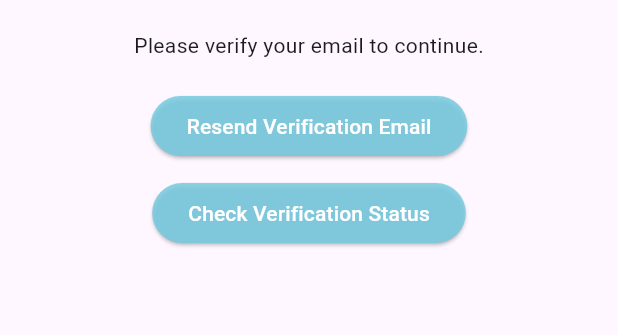
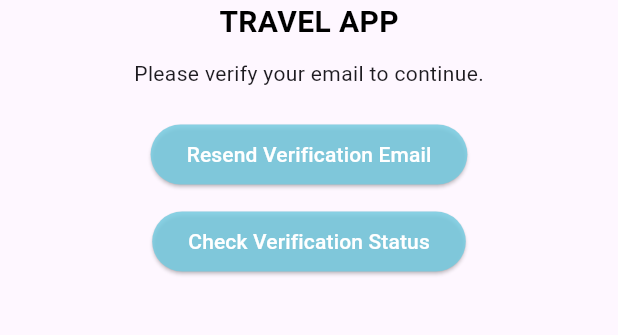
Before and after one commit to QossayAbuamriya/custommedia, a Flutter app: the EmailVerificationScreen screen opened directly, on a phone screen of 412 x 824 dp, the part 408-743 px from its top. Run offline on Flutter 3.47's test engine with Material 2 defaults, Android fonts, the phone set to English and light mode, and no system bars; our stand-ins replace cloud_firestore, firebase_auth, firebase_core, modal_progress_hud_nsn; missing offline and left inert: flutter_paypal_checkout; accounts and stored records are empty.

Commit message:
the app is done

```diff
--- a/lib/checkout.dart
+++ b/lib/common/checkout.dart
@@ -1,4 +1,5 @@
 import 'package:cloud_firestore/cloud_firestore.dart';
+import 'package:custommedia/common/reciept.dart';
 import 'package:firebase_auth/firebase_auth.dart';
 import 'package:flutter/material.dart';
 import 'package:flutter_paypal_checkout/flutter_paypal_checkout.dart';
@@ -84,6 +85,8 @@ class _CheckoutPageState extends State<CheckoutPage> {
                 onSuccess: (Map params) async {
                   print("onSuccess: $params");
                   try {
+                    Navigator.push(context,
+                        MaterialPageRoute(builder: (context) => ReceiptApp()));
                     submitRequest(widget
                         .spotid, widget.spotName, params['data']['transactions'][0]['amount']['total'] ); // Using widget.spotid to reference the spotId from the previous page
                     print('Request successfully added to Firestore');
--- a/lib/login.dart
+++ b/lib/common/login.dart
@@ -58,6 +58,10 @@ class _LoginPageState extends State<LoginPage> {
               mainAxisAlignment: MainAxisAlignment.center,
               children: [
                 Image.asset('assets/logo.png', height: 200), // Logo
+                Text("TRAVEL APP",
+                    style: TextStyle(
+                      color: Colors.black, fontSize: 20, fontWeight: FontWeight.bold
+                    )),
                 SizedBox(height: 10.0),
                 TextFormField(
                   validator: (input) {
--- a/lib/signup.dart
+++ b/lib/common/signup.dart
@@ -1,11 +1,12 @@
-import 'package:custommedia/verification.dart';
+import 'package:custommedia/common/verification.dart';
 import 'package:flutter/material.dart';
 import 'package:firebase_auth/firebase_auth.dart';
 import 'package:modal_progress_hud_nsn/modal_progress_hud_nsn.dart';
 import 'login.dart';
 
 // Define the theme colors
-const Color primaryColor = Color.fromARGB(213, 116, 203, 224); // 1. Set to light blue
+const Color primaryColor =
+    Color.fromARGB(213, 116, 203, 224); // 1. Set to light blue
 const Color secondaryColor = Colors.white;
 const Color tertiaryColor = Colors.grey;
 
@@ -61,7 +62,12 @@ class _RegistrationScreenState extends State<RegistrationScreen> {
                   'assets/logo.png',
                   height: 200,
                 ), // 3. Added logo
+                Text("TRAVEL APP",
+                    style: TextStyle(
+                      color: Colors.black, fontSize: 20, fontWeight: FontWeight.bold
+                    )),
                 SizedBox(height: 10.0),
+
                 TextFormField(
                   validator: (input) {
                     if (input!.isEmpty) return 'Please type an email';
--- a/lib/verification.dart
+++ b/lib/common/verification.dart
@@ -1,4 +1,4 @@
-import 'package:custommedia/login.dart';
+import 'package:custommedia/common/login.dart';
 import 'package:flutter/material.dart';
 import 'package:firebase_auth/firebase_auth.dart';
 
@@ -52,7 +52,11 @@ class _EmailVerificationScreenState extends State<EmailVerificationScreen> {
 
           children: [
             Image.asset('assets/logo.png', height: 200,), // Logo
-            SizedBox(height: 20.0),
+            Text("TRAVEL APP",
+                    style: TextStyle(
+                      color: Colors.black, fontSize: 20, fontWeight: FontWeight.bold
+                    )),
+                SizedBox(height: 10.0),
             Text('Please verify your email to continue.'),
             SizedBox(height: 20.0),
             ElevatedButton(
--- a/lib/main.dart
+++ b/lib/main.dart
@@ -1,9 +1,9 @@
+import 'package:custommedia/common/signup.dart';
 import 'package:custommedia/user/details.dart';
 import 'package:custommedia/user/menu.dart';
 import 'package:firebase_core/firebase_core.dart';
 import 'package:flutter/material.dart';
 import 'admin/menu_edit.dart';
-import 'signup.dart';
 
 void main() async {
   WidgetsFlutterBinding.ensureInitialized();
--- a/lib/user/details.dart
+++ b/lib/user/details.dart
@@ -1,7 +1,7 @@
 import 'dart:convert';
 import 'dart:typed_data';
 
-import 'package:custommedia/checkout.dart';
+import 'package:custommedia/common/checkout.dart';
 import 'package:flutter/material.dart';
 import 'package:cloud_firestore/cloud_firestore.dart';
 import 'package:firebase_auth/firebase_auth.dart';
```
Also changed, not shown: lib/common/reciept.dart (added, +61 -0 lines).
